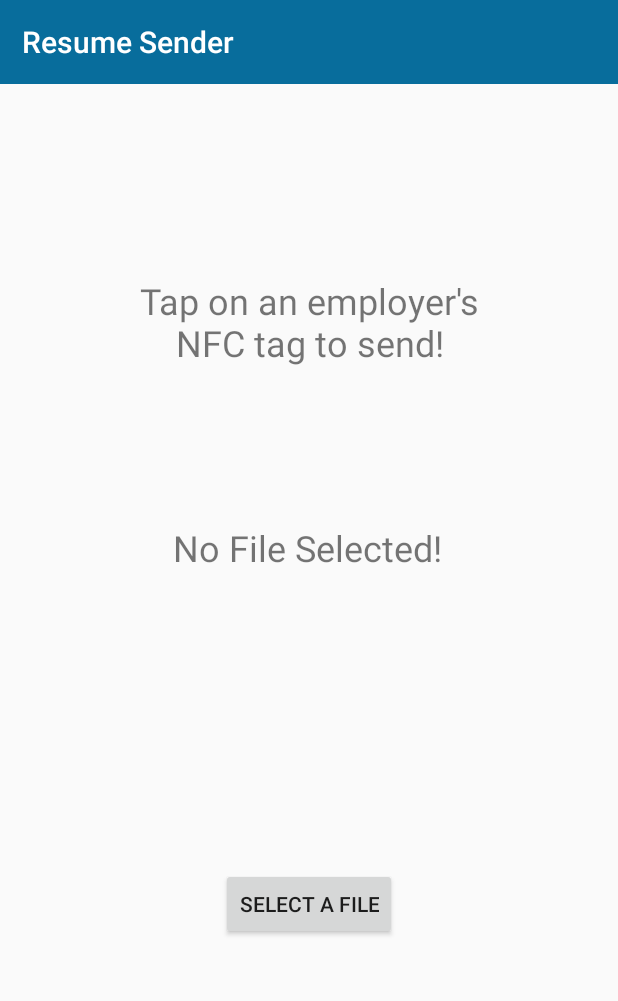
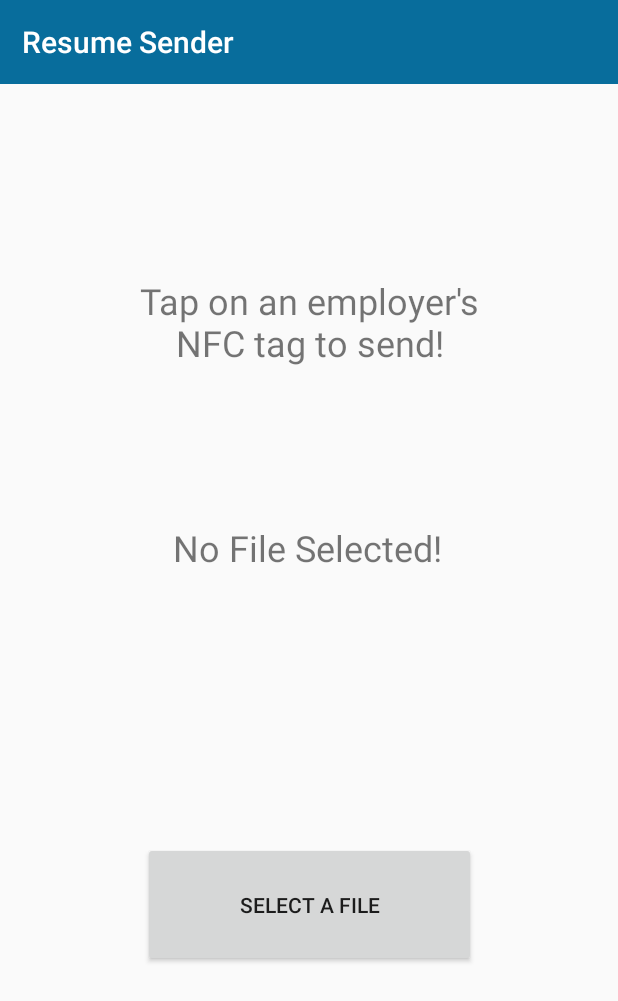
Before and after one commit to LifeHacksProject/LifeHackAndroid, an Android app: the MainActivity screen opened directly, with no data from a screen before it, on a phone screen of 412 x 824 dp. Shown: the top 1001 px of the screen. Run offline under Robolectric (Android 15) with nearby library versions, the phone set to English and light mode, and no system bars; our stand-ins replace Firebase (no records; nobody signed in at launch, a user with empty details on screens opened directly); 3 statements that could not run were skipped.

Commit message:
increase button size

```diff
--- a/app/src/main/res/layout/activity_main.xml
+++ b/app/src/main/res/layout/activity_main.xml
@@ -45,8 +45,8 @@
 
     <Button
         android:id="@+id/selectButton"
-        android:layout_width="wrap_content"
-        android:layout_height="wrap_content"
+        android:layout_width="222dp"
+        android:layout_height="83dp"
         android:text="@string/select_a_file"
         app:layout_constraintBottom_toBottomOf="parent"
         app:layout_constraintEnd_toEndOf="parent"
```
